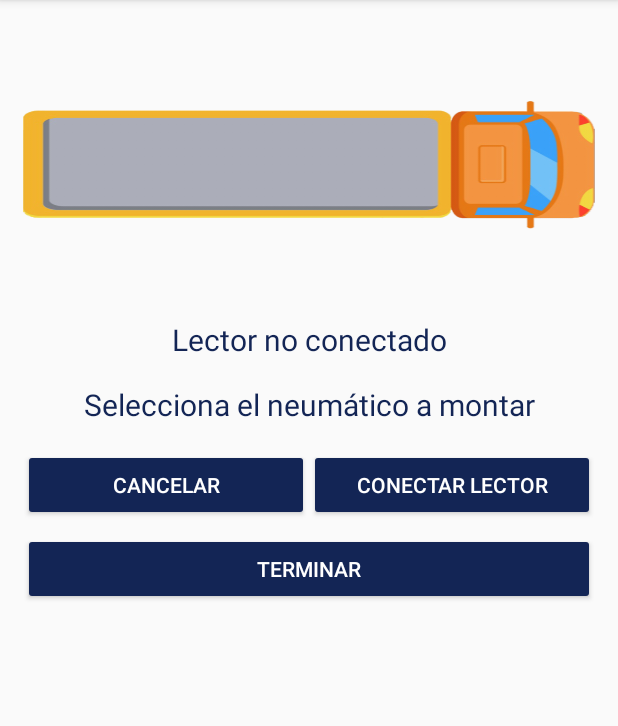
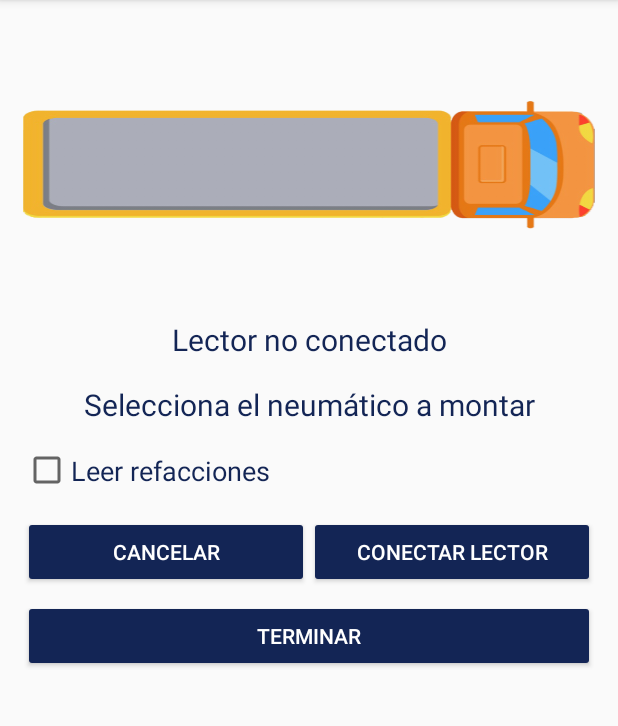
Before and after one commit to edgar9528/Neumaticos, an Android app: the fragment MontajeFragment shown on its own in the app's theme, on a phone screen of 412 x 824 dp, the part 84-810 px from its top. Run offline under Robolectric (Android 15) with nearby library versions, the phone set to English and light mode, and no system bars; libraries missing offline, so code that uses them is left out: com.zebra.rfid; 3 statements that could not run were skipped.

Commit message:
Agregando seccion refacciones 7OCT 6PM

```diff
--- a/app/src/main/java/com/tdt/neumaticos/Fragments/MontajeFragment.java
+++ b/app/src/main/java/com/tdt/neumaticos/Fragments/MontajeFragment.java
@@ -18,7 +18,9 @@ import android.view.LayoutInflater;
 import android.view.View;
 import android.view.ViewGroup;
 import android.widget.Button;
+import android.widget.CheckBox;
 import android.widget.ImageView;
+import android.widget.RadioButton;
 import android.widget.TableLayout;
 import android.widget.TableRow;
 import android.widget.TextView;
@@ -55,7 +57,7 @@ public class MontajeFragment extends Fragment implements AsyncResponse {
     //variables del fragment
     private static final String PARAMETRO="codigo";
     private static String tipo,tipoVehiculo,ruta;
-    private static int totalLlantas;
+    private static int totalLlantas,totalRefacciones;
 
     private int peticion=0;
 
@@ -66,14 +68,15 @@ public class MontajeFragment extends Fragment implements AsyncResponse {
     int llantaSeleccionada=-1;
     boolean menuSeleccion=false;
 
-    ArrayList<String> llanta_clave,llanta_numero;
+    ArrayList<String> llanta_clave,llanta_numero,refaccion_numero,refaccion_tag;
     String llanta_tag[];
-    TableLayout tableLayout;
+    TableLayout tableLayout,tableLayout2;
     TextView tv_seleccionado,tv_lector;
     Button button_cancelar,button_terminar,button_conectar;
     ImageView imageViewLantas[];
     View vista;
     LayoutInflater layoutInflater;
+    CheckBox cb_refacciones;
 
     //Variables para leer codigo
     private static Readers readers;
@@ -110,11 +113,13 @@ public class MontajeFragment extends Fragment implements AsyncResponse {
         layoutInflater = inflater;
 
         tableLayout = (TableLayout) view.findViewById(R.id.tableLayout);
+        tableLayout2 = (TableLayout) view.findViewById(R.id.tableLayout2);
         tv_seleccionado = view.findViewById(R.id.tv_seleccionado);
         tv_lector = view.findViewById(R.id.tv_lector);
         button_cancelar = view.findViewById(R.id.button_cancelar4);
         button_terminar = view.findViewById(R.id.button_terminar4);
         button_conectar = view.findViewById(R.id.button_conectar);
+        cb_refacciones = view.findViewById(R.id.cb_refacciones);
         totalTags= new ArrayList<>();
         llanta_tag = new String[totalLlantas];
         imageViewLantas = new ImageView[totalLlantas];
@@ -143,6 +148,20 @@ public class MontajeFragment extends Fragment implements AsyncResponse {
             @Override
             public void onClick(View view) {
                 conectarLector();
+            }
+        });
+
+        cb_refacciones.setOnClickListener(new View.OnClickListener() {
+            @Override
+            public void onClick(View view) {
+
+                if(cb_refacciones.isChecked())
+                {
+                    Log.d("salida","revisado");
+                }
+                else
+                    Log.d("salida","norevisa");
+
             }
         });
 
@@ -192,6 +211,7 @@ public class MontajeFragment extends Fragment implements AsyncResponse {
                 {
                     if(mensaje.isEmpty())
                     {
+                        totalRefacciones=0;
                         actualizarTabla();
                     }
                     else
@@ -220,12 +240,12 @@ public class MontajeFragment extends Fragment implements AsyncResponse {
 
     public void actualizarTabla()
     {
+        //TABLA NEUMATICOS
         tableLayout.removeAllViews();
-
         TableRow tr = (TableRow) layoutInflater.inflate(R.layout.tabla_detalles, null);
 
         ((TextView) tr.findViewById(R.id.lTitle)).setText("#"); //Dato de la columna 1
-        ((TextView) tr.findViewById(R.id.lDetail)).setText("TAG"); //Dato de la columna 2
+        ((TextView) tr.findViewById(R.id.lDetail)).setText("TAG NUMATICO"); //Dato de la columna 2
         tableLayout.addView(tr);
 
         for(int i=0; i<totalLlantas;i++)
@@ -236,6 +256,28 @@ public class MontajeFragment extends Fragment implements AsyncResponse {
             ((TextView) tr.findViewById(R.id.lDetail)).setText(llanta_tag[i]); //Dato de la columna 2
             tableLayout.addView(tr);
         }
+
+
+        //TABLA REFACCIONES
+
+        tableLayout2.removeAllViews();
+        TableRow tr2 = (TableRow) layoutInflater.inflate(R.layout.tabla_detalles, null);
+
+        ((TextView) tr2.findViewById(R.id.lTitle)).setText("#"); //Dato de la columna 1
+        ((TextView) tr2.findViewById(R.id.lDetail)).setText("TAG REFACCIÓN"); //Dato de la columna 2
+        tableLayout2.addView(tr2);
+
+        for(int i=0; i<totalRefacciones;i++)
+        {
+            tr2 = (TableRow) layoutInflater.inflate(R.layout.tabla_detalles, null);
+
+            ((TextView) tr2.findViewById(R.id.lTitle)).setText(refaccion_numero.get(i)); //Dato de la columna 1
+            ((TextView) tr2.findViewById(R.id.lDetail)).setText(refaccion_tag.get(i)); //Dato de la columna 2
+            tableLayout2.addView(tr2);
+        }
+
+
+
     }
 
     public void dibujarCamion()
@@ -652,8 +694,16 @@ public class MontajeFragment extends Fragment implements AsyncResponse {
         if(menuSeleccion==false)
         {
             menuSeleccion=true;
+
+            String mensaje;
+            if(cb_refacciones.isChecked())
+                mensaje="Tag para refacción";
+            else
+                mensaje= "Tag para neumático: " + llantaSeleccionada;
+
+
             AlertDialog.Builder builder = new AlertDialog.Builder(getContext());
-            builder.setTitle("Tag para neumático: " + llantaSeleccionada);
+            builder.setTitle(mensaje);
             builder.setCancelable(false);
 
             final String[] items = tagsLeidos.toArray(new String[tagsLeidos.size()]);
--- a/app/src/main/res/layout/fragment_montaje.xml
+++ b/app/src/main/res/layout/fragment_montaje.xml
@@ -575,6 +575,24 @@
             android:weightSum="2">
         </TableLayout>
 
+        <CheckBox
+            android:id="@+id/cb_refacciones"
+            android:layout_width="match_parent"
+            android:layout_height="wrap_content"
+            android:text="Leer refacciones"
+            android:paddingTop="10dp"
+            android:paddingBottom="10dp"
+            android:textSize="18sp"
+            android:textColor="@color/colorPrimaryDark"
+            >
+        </CheckBox>
+
+        <TableLayout
+            android:id="@+id/tableLayout2"
+            android:layout_width="match_parent"
+            android:layout_height="wrap_content"
+            android:weightSum="2">
+        </TableLayout>
 
 
         <LinearLayout
```
